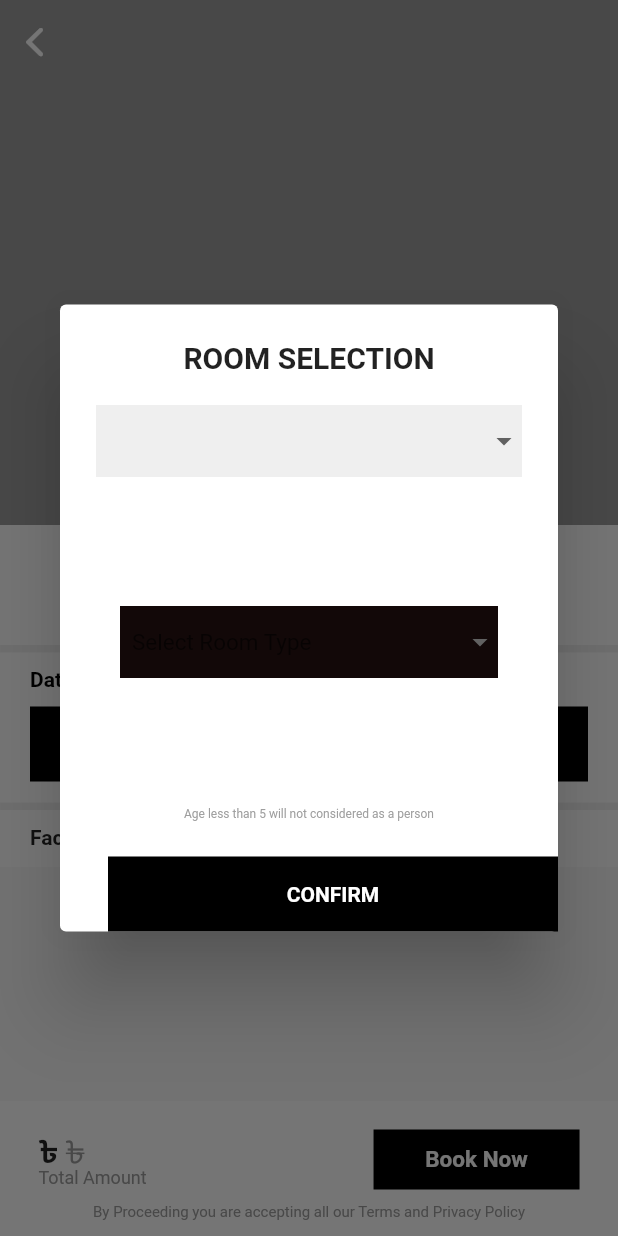
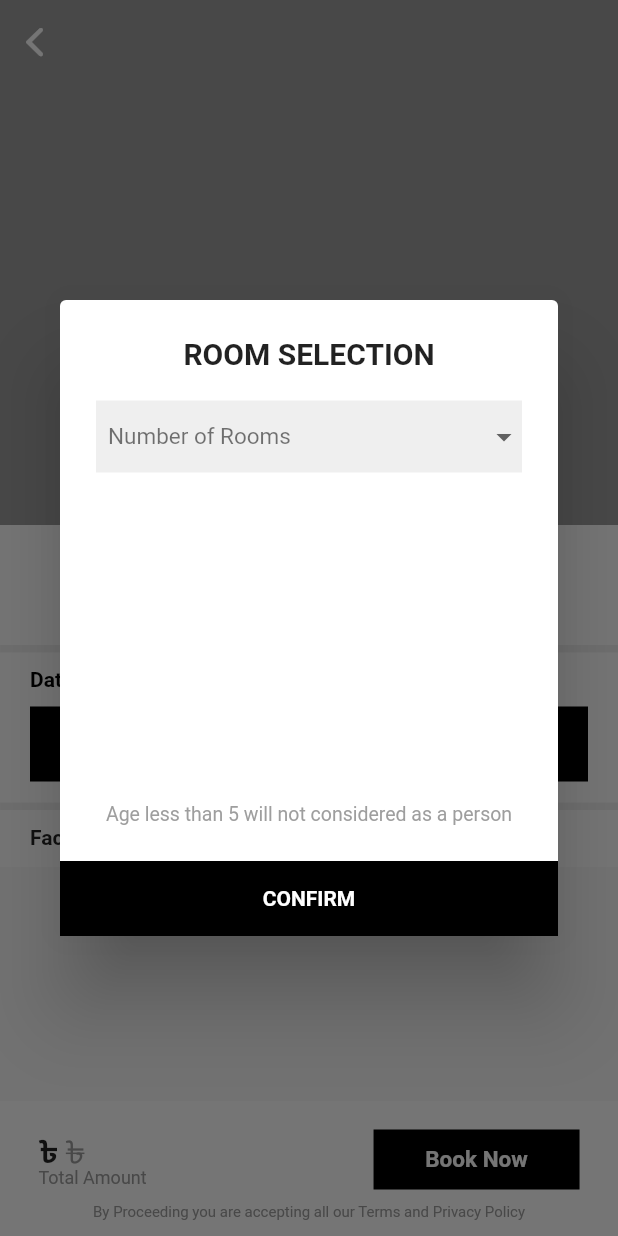
Before and after one commit to mdabusaif/STAYEGY_CUSTOMER_APP, a Flutter app: the DetailsPage screen opened directly with empty values, after a tap on "Room", on a phone screen of 412 x 824 dp. Run offline on Flutter 3.47's test engine with Material 2 defaults, Android fonts, the light colour scheme and no system bars; our stand-ins replace bloc, carousel_slider, cloud_firestore, country_code_picker, equatable, firebase_auth and 7 more; missing offline and left inert: flappy_search_bar; accounts and stored records are empty.

Commit message:
Details page room selection fixed

```diff
--- a/Stayegy_Custormer App/lib/Screen/details_page.dart
+++ b/Stayegy_Custormer App/lib/Screen/details_page.dart
@@ -18,7 +18,7 @@ class DetailsPage extends StatefulWidget {
 }
 
 class _DetailsPageState extends State<DetailsPage> {
-  int valueChoose = 1;
+  int valueChoose;
   String valueOfRoomType;
 
   int totalPrice;
@@ -188,23 +188,24 @@ class _DetailsPageState extends State<DetailsPage> {
                                                   ),
                                                   content: Form(
                                                     child: Column(
-                                                      crossAxisAlignment: CrossAxisAlignment.start,
+                                                      crossAxisAlignment: CrossAxisAlignment.center,
                                                       children: <Widget>[
                                                         Container(
                                                           width: double.infinity,
-                                                          decoration: BoxDecoration(
-                                                            color: Color(0xffefefef),
-                                                          ),
+                                                          color: Color(0xffefefef),
                                                           child: DropdownButtonHideUnderline(
                                                             child: DropdownButton(
                                                               hint: Padding(
                                                                 padding: const EdgeInsets.all(8.0),
                                                                 child: Text(
                                                                   'Number of Rooms',
-                                                                  style: GoogleFonts.roboto(fontSize: 15),
+                                                                  style: GoogleFonts.roboto(
+                                                                    fontSize: 15,
+                                                                    color: Colors.black54,
+                                                                  ),
                                                                 ),
                                                               ),
-                                                              dropdownColor: Colors.black,
+                                                              dropdownColor: Color(0xffefefef),
                                                               isExpanded: false,
                                                               style: TextStyle(
                                                                 color: Colors.black,
@@ -219,13 +220,16 @@ class _DetailsPageState extends State<DetailsPage> {
                                                               items: noOfRoomList.map((valueItem) {
                                                                 return DropdownMenuItem(
                                                                   value: valueItem,
-                                                                  child: Center(
+                                                                  child: Container(
+                                                                    alignment: Alignment.centerRight,
+                                                                    width: 150,
                                                                     child: Text(
                                                                       valueItem.toString(),
+                                                                      textAlign: TextAlign.center,
                                                                       style: GoogleFonts.roboto(
-                                                                        fontSize: 15,
+                                                                        fontSize: 17,
                                                                         fontWeight: FontWeight.normal,
-                                                                        color: Color(0xffefefef),
+                                                                        color: Colors.black54,
                                                                       ),
                                                                     ),
                                                                   ),
@@ -244,23 +248,23 @@ class _DetailsPageState extends State<DetailsPage> {
                                                           alignment: Alignment.centerLeft,
                                                           child: ListView.builder(
                                                             shrinkWrap: true,
-                                                            itemCount: valueChoose,
+                                                            itemCount: valueChoose == null ? 0 : valueChoose,
                                                             itemBuilder: (context, index) {
                                                               return ListTile(
                                                                 title: Container(
-                                                                  //alignment: Alignment.bottomLeft,
-                                                                  //padding: new EdgeInsets.fromLTRB(60, 0, 0, 0),
-                                                                  decoration: BoxDecoration(color: Color(0xFF120808)),
+                                                                  width: double.infinity,
+                                                                  color: Color(0xffefefef),
                                                                   child: DropdownButtonHideUnderline(
                                                                     child: DropdownButton(
                                                                       hint: Padding(
                                                                         padding: const EdgeInsets.all(8.0),
                                                                         child: Text(
                                                                           'Select Room Type',
+                                                                          textAlign: TextAlign.center,
                                                                           style: GoogleFonts.roboto(fontSize: 15),
                                                                         ),
                                                                       ),
-                                                                      dropdownColor: Colors.black,
+                                                                      dropdownColor: Color(0xffefefef),
                                                                       isExpanded: false,
                                                                       style: TextStyle(
                                                                         color: Colors.black,
@@ -275,14 +279,16 @@ class _DetailsPageState extends State<DetailsPage> {
                                                                       items: hotel.discountedPrice.keys.map((valueItem) {
                                                                         return DropdownMenuItem(
                                                                           value: valueItem,
-                                                                          child: Center(
+                                                                          child: Container(
+                                                                            alignment: Alignment.center,
+                                                                            width: 220,
                                                                             child: Text(
                                                                               valueItem,
                                                                               textAlign: TextAlign.center,
                                                                               style: GoogleFonts.roboto(
                                                                                 fontSize: 15,
                                                                                 fontWeight: FontWeight.normal,
-                                                                                color: Color(0xFFC2BBBB),
+                                                                                color: Colors.black54,
                                                                               ),
                                                                             ),
                                                                           ),
@@ -301,7 +307,7 @@ class _DetailsPageState extends State<DetailsPage> {
                                                         Center(
                                                           child: Text(
                                                             'Age less than 5 will not considered as a person',
-                                                            style: TextStyle(fontSize: 8, color: Colors.grey),
+                                                            style: TextStyle(fontSize: 13, color: Colors.grey),
                                                           ),
                                                         ),
                                                       ],
@@ -313,7 +319,7 @@ class _DetailsPageState extends State<DetailsPage> {
                                                       child: GestureDetector(
                                                           child: Container(
                                                               height: 50,
-                                                              width: 300,
+                                                              width: double.maxFinite,
                                                               color: Colors.black,
                                                               alignment: Alignment.center,
                                                               child: Text(
```
